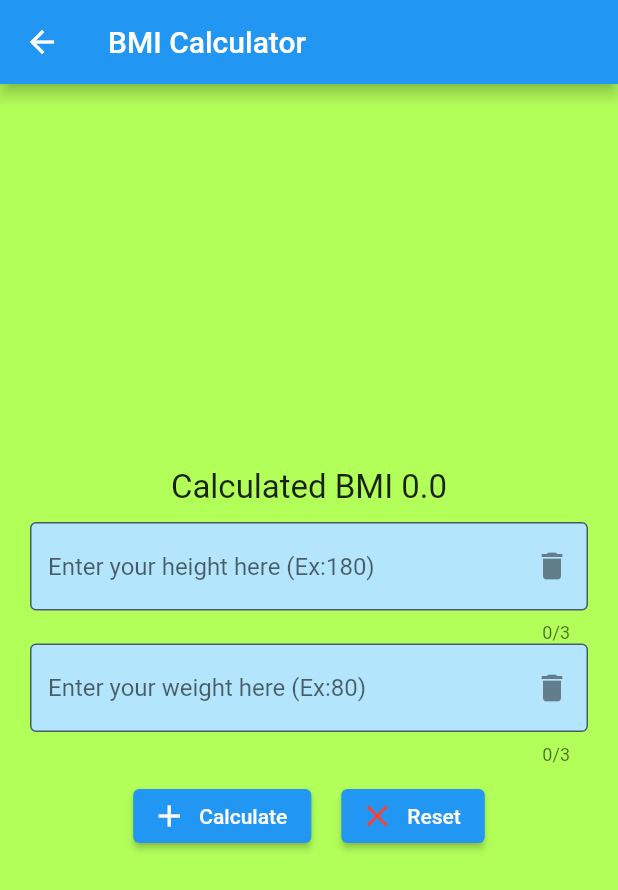
After one commit to AtilaIlhanYatagan/KeepCycle-CSE3044, a Flutter app: the CalculatorsPage screen opened directly, after a tap on "BMICalculator", on a phone screen of 412 x 824 dp. The commit adds this screen. Shown: the top 890 px of the screen. Run offline on Flutter 3.47's test engine with Material 2 defaults, Android fonts, the phone set to English and light mode, and no system bars; our stand-ins replace firebase_auth, firebase_core; accounts and stored records are empty.

```diff
--- /dev/null
+++ b/lib/screens/bmi_calculator.dart
@@ -0,0 +1,194 @@
+import 'package:flutter/material.dart';
+
+class BMICalculator extends StatefulWidget {
+  const BMICalculator({Key? key}) : super(key: key);
+
+  @override
+  State<BMICalculator> createState() => _BMICalculatorState();
+}
+
+class _BMICalculatorState extends State<BMICalculator> {
+  int _bodyWeight = 0;
+  int _height = 0;
+  double _BMI = 0;
+  int _calculated = 0;
+  double calculateBMI(int weight, int height) {
+    return weight / (height * height / 10000);
+  }
+
+  final TextEditingController _weightController = TextEditingController();
+  final TextEditingController _heightController = TextEditingController();
+
+  @override
+  Widget build(BuildContext context) {
+    return Scaffold(
+        backgroundColor: Colors.lightGreenAccent,
+        appBar: AppBar(
+          title: const Text('BMI Calculator'),
+        ),
+        body: Padding(
+          padding: const EdgeInsets.all(20.0),
+          child: Column(
+            mainAxisAlignment: MainAxisAlignment.center,
+            crossAxisAlignment: CrossAxisAlignment.end,
+            children: [
+              Center(
+                child: Container(
+                    padding: const EdgeInsets.all(10.0),
+                    child: Text(
+                      'Calculated BMI ' + _BMI.toStringAsFixed(1),
+                      style: const TextStyle(fontSize: 22),
+                    )),
+              ),
+
+              // needs a fix (does not update the screen)
+              // calculated == 1 print canlculation results.
+              // if (_calculated == 1) BmiInfo(bmi: _BMI, height: _height),
+
+              TextField(
+                controller: _heightController,
+                decoration: InputDecoration(
+                    hintText: 'Enter your height here (Ex:180)',
+                    suffixIcon: IconButton(
+                      onPressed: () {
+                        _heightController.clear();
+                      },
+                      icon: const Icon(Icons.delete),
+                    ),
+                    border: const OutlineInputBorder(),
+                    fillColor: Colors.lightBlue.shade100,
+                    filled: true),
+                keyboardType: TextInputType.number,
+                maxLength: 3,
+              ),
+              TextField(
+                controller: _weightController,
+                decoration: InputDecoration(
+                    hintText: 'Enter your weight here (Ex:80)',
+                    suffixIcon: IconButton(
+                      onPressed: () {
+                        _weightController.clear();
+                      },
+                      icon: const Icon(Icons.delete),
+                    ),
+                    border: OutlineInputBorder(),
+                    fillColor: Colors.lightBlue.shade100,
+                    filled: true),
+                keyboardType: TextInputType.number,
+                maxLength: 3,
+              ),
+              Row(
+                mainAxisAlignment: MainAxisAlignment.center,
+                children: [
+                  Container(
+                    padding: const EdgeInsets.all(10.0),
+                    child: ElevatedButton.icon(
+                        label: const Text('Calculate'),
+                        icon: const Icon(Icons.add, color: Colors.white),
+                        onPressed: //(_weightController.text.isEmpty || _heightController.text.isEmpty)  ? null :
+                            () {
+                          setState(() {
+                            _height = int.parse(_heightController.text);
+                            _bodyWeight = int.parse(_weightController.text);
+                            _BMI = calculateBMI(_bodyWeight, _height);
+                            _calculated = 1;
+                          });
+                        }),
+                  ),
+                  Container(
+                    padding: const EdgeInsets.all(10.0),
+                    child: ElevatedButton.icon(
+                        label: const Text('Reset'),
+                        icon: const Icon(Icons.clear, color: Colors.red),
+                        onPressed: //(_weightController.text.isEmpty || _heightController.text.isEmpty)  ? null :
+                            () {
+                          setState(() {
+                            _height = 0;
+                            _bodyWeight = 0;
+                            _BMI = 0;
+                            _calculated = 0;
+                            _weightController.clear();
+                            _heightController.clear();
+                          });
+                        }),
+                  ),
+                ],
+              ),
+            ],
+          ),
+        ));
+  }
+}
+
+class BmiInfo extends StatefulWidget {
+  final double bmi;
+  final int height;
+  const BmiInfo({
+    Key? key,
+    required this.bmi,
+    required this.height,
+  }) : super(key: key);
+
+  @override
+  State<BmiInfo> createState() => _BmiInfoState();
+}
+
+class _BmiInfoState extends State<BmiInfo> {
+  late final String info;
+  late final double idealWeightUpperLimit;
+  late final double idealWeightDownLimit;
+  String setInfo() {
+    if (widget.bmi < 18.5) {
+      return 'You are underweight';
+    } else if (widget.bmi > 18.5 && widget.bmi < 24.9) {
+      return 'Your weight is ideal';
+    } else if (widget.bmi > 25 && widget.bmi < 29.9) {
+      return 'You are underweight';
+    } else if (widget.bmi > 30) {
+      return 'You are obese';
+    }
+    return '';
+  }
+
+  @override
+  void initState() {
+    // TODO: implement initState
+    super.initState();
+    info = setInfo();
+    idealWeightDownLimit = (widget.height) * (widget.height) * (18.5 / 10000);
+    idealWeightUpperLimit = (widget.height) * (widget.height) * (24.9 / 10000);
+  }
+
+  @override
+  void didUpdateWidget(covariant BmiInfo oldWidget) {
+    // TODO: implement didUpdateWidget
+    super.didUpdateWidget(oldWidget);
+    if((oldWidget.bmi != widget.bmi) || (oldWidget.height != widget.height)) {
+      setState(() {
+        info = setInfo();
+        idealWeightDownLimit = (widget.height) * (widget.height) * (18.5 / 10000);
+        idealWeightUpperLimit = (widget.height) * (widget.height) * (24.9 / 10000);
+      });
+    }
+  }
+  @override
+  Widget build(BuildContext context) {
+    return Center(
+      child: Column(
+        children: [
+          Container(
+              padding: const EdgeInsets.only(bottom: 5.0),
+              child: Text(info)
+          ),
+          Container(
+              padding: const EdgeInsets.only(bottom: 5.0),
+              child: Text('Your ideal weight is between ' +
+                  idealWeightDownLimit.toStringAsFixed(1) + ' and ' +
+                  idealWeightUpperLimit.toStringAsFixed(1) +'.'
+              )
+          ),
+        ],
+      ),
+    );
+  }
+}
--- /dev/null
+++ b/lib/screens/calculator_selection_page.dart
@@ -0,0 +1,81 @@
+
+import 'package:flutter/material.dart';
+import 'bmi_calculator.dart';
+import 'calorie_calculator.dart';
+import 'iw_calculator.dart';
+import 'plate_calculator.dart';
+
+
+class calculator_selection_page extends StatelessWidget {
+  const calculator_selection_page({
+    Key? key,
+  }) : super(key: key);
+
+  @override
+  Widget build(BuildContext context) {
+    return Center(
+        child: Row(
+          mainAxisAlignment: MainAxisAlignment.spaceEvenly,
+          children: [
+            Column(
+              mainAxisAlignment: MainAxisAlignment.spaceEvenly,
+              children: [
+                ElevatedButton(
+                  onPressed: () {
+                    Navigator.of(context).push(MaterialPageRoute(
+                      builder: (context) {
+                        return CalorieCalculator();
+                      },
+                    ));
+                  },
+                  child: const Text('CalCalculator'),
+                  style: ElevatedButton.styleFrom(
+                      fixedSize: const Size(130.0, 90.0)),
+                ),
+                ElevatedButton(
+                  onPressed: () {
+                    Navigator.of(context).push(MaterialPageRoute(
+                      builder: (context) {
+                        return PlateCalculator();
+                      },
+                    ));
+                  },
+                  child: const Text('PlateCalculator'),
+                  style: ElevatedButton.styleFrom(
+                      fixedSize: const Size(130.0, 90.0)),
+                ),
+              ],
+            ),
+            Column(
+              mainAxisAlignment: MainAxisAlignment.spaceEvenly,
+              children: [
+                ElevatedButton(
+                  onPressed: () {
+                    Navigator.of(context).push(MaterialPageRoute(
+                      builder: (context) {
+                        return BMICalculator();
+                      },
+                    ));
+                  },
+                  child: const Text('BMICalculator'),
+                  style: ElevatedButton.styleFrom(
+                      fixedSize: const Size(130.0, 90.0)),
+                ),
+                ElevatedButton(
+                  onPressed: () {
+                    Navigator.of(context).push(MaterialPageRoute(
+                      builder: (context) {
+                        return IWCalculator();
+                      },
+                    ));
+                  },
+                  child: const Text('IWCalculator'),
+                  style: ElevatedButton.styleFrom(
+                      fixedSize: const Size(130.0, 90.0)),
+                ),
+              ],
+            ),
+          ],
+        ));
+  }
+}
```
Also changed, not shown: lib/screens/calorie_calculator.dart (added, +25 -0 lines), lib/screens/home_screen.dart (+41 -2 lines), lib/screens/iw_calculator.dart (added, +130 -0 lines), lib/screens/plate_calculator.dart (added, +25 -0 lines).
